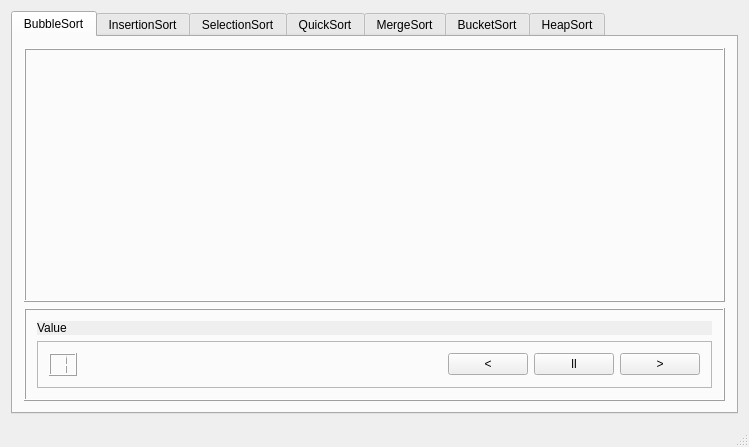
Old version of the form SortView.ui in the repository SortC/SortC.
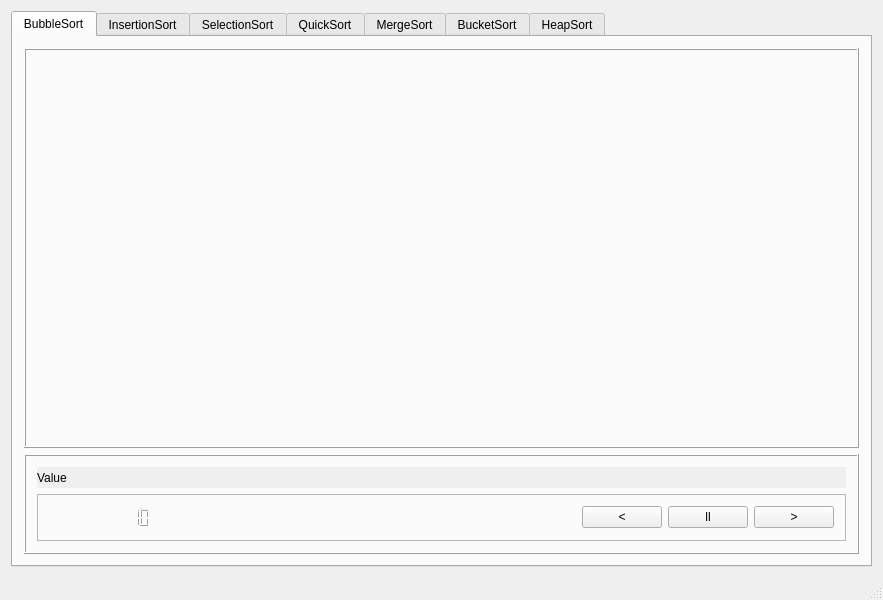
New version of the form.

Commit message: Stretching und Window-Größe

Patch:
```diff
--- a/SortView.ui
+++ b/SortView.ui
@@ -6,12 +6,27 @@
    <rect>
     <x>0</x>
     <y>0</y>
-    <width>749</width>
-    <height>447</height>
+    <width>883</width>
+    <height>600</height>
    </rect>
   </property>
+  <property name="minimumSize">
+   <size>
+    <width>800</width>
+    <height>600</height>
+   </size>
+  </property>
+  <property name="maximumSize">
+   <size>
+    <width>1366</width>
+    <height>768</height>
+   </size>
+  </property>
   <property name="windowTitle">
-   <string>SortView</string>
+   <string>Visualisierung von Sortierverfahren</string>
+  </property>
+  <property name="autoFillBackground">
+   <bool>false</bool>
   </property>
   <widget class="QWidget" name="centralWidget">
    <layout class="QHBoxLayout" name="horizontalLayout">
@@ -77,16 +92,35 @@
             <enum>QLayout::SetDefaultConstraint</enum>
            </property>
            <property name="leftMargin">
-            <number>30</number>
+            <number>5</number>
+           </property>
+           <property name="topMargin">
+            <number>5</number>
            </property>
            <property name="rightMargin">
-            <number>30</number>
+            <number>5</number>
            </property>
            <property name="bottomMargin">
-            <number>0</number>
+            <number>5</number>
            </property>
            <item>
-            <layout class="QHBoxLayout" name="horLayoutSorting"/>
+            <layout class="QHBoxLayout" name="horLayoutSorting" stretch="">
+             <property name="spacing">
+              <number>2</number>
+             </property>
+             <property name="leftMargin">
+              <number>5</number>
+             </property>
+             <property name="topMargin">
+              <number>5</number>
+             </property>
+             <property name="rightMargin">
+              <number>5</number>
+             </property>
+             <property name="bottomMargin">
+              <number>5</number>
+             </property>
+            </layout>
            </item>
           </layout>
          </widget>
@@ -102,7 +136,13 @@
           <property name="minimumSize">
            <size>
             <width>0</width>
-            <height>50</height>
+            <height>100</height>
+           </size>
+          </property>
+          <property name="maximumSize">
+           <size>
+            <width>16777215</width>
+            <height>100</height>
            </size>
           </property>
           <property name="baseSize">
@@ -145,44 +185,69 @@
                   <verstretch>0</verstretch>
                  </sizepolicy>
                 </property>
-                <property name="baseSize">
+                <property name="minimumSize">
                  <size>
-                  <width>50</width>
+                  <width>10</width>
                   <height>0</height>
                  </size>
                 </property>
+                <property name="baseSize">
+                 <size>
+                  <width>10</width>
+                  <height>2</height>
+                 </size>
+                </property>
+                <property name="frameShape">
+                 <enum>QFrame::NoFrame</enum>
+                </property>
                 <property name="frameShadow">
                  <enum>QFrame::Raised</enum>
                 </property>
+                <property name="midLineWidth">
+                 <number>1</number>
+                </property>
                 <property name="smallDecimalPoint">
                  <bool>false</bool>
                 </property>
                 <property name="digitCount">
-                 <number>1</number>
+                 <number>10</number>
                 </property>
                 <property name="segmentStyle">
                  <enum>QLCDNumber::Filled</enum>
                 </property>
+                <property name="value" stdset="0">
+                 <double>10.000000000000000</double>
+                </property>
                 <property name="intValue" stdset="0">
-                 <number>1</number>
+                 <number>10</number>
                 </property>
                </widget>
               </item>
               <item>
-               <widget class="QWidget" name="widget" native="true">
-                <property name="sizePolicy">
-                 <sizepolicy hsizetype="Preferred" vsizetype="Fixed">
-                  <horstretch>0</horstretch>
-                  <verstretch>0</verstretch>
-                 </sizepolicy>
+               <spacer name="horizontalSpacer_2">
+                <property name="orientation">
+                 <enum>Qt::Horizontal</enum>
                 </property>
-                <property name="baseSize">
+                <property name="sizeHint" stdset="0">
                  <size>
-                  <width>1000</width>
-                  <height>0</height>
+                  <width>40</width>
+                  <height>20</height>
                  </size>
                 </property>
-               </widget>
+               </spacer>
+              </item>
+              <item>
+               <spacer name="horizontalSpacer">
+                <property name="orientation">
+                 <enum>Qt::Horizontal</enum>
+                </property>
+                <property name="sizeHint" stdset="0">
+                 <size>
+                  <width>40</width>
+                  <height>20</height>
+                 </size>
+                </property>
+               </spacer>
               </item>
               <item>
                <widget class="QPushButton" name="btnPrevStep">
```
Left out of the diff: 2 changed lines with no effect on the pictures. The commit also changes 3 other files.
